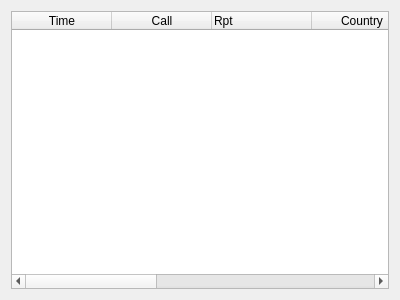
First picture: the form in widgets/pskreporterwidget.ui, repository SpudGunMan/wsjt-z, before the edit.
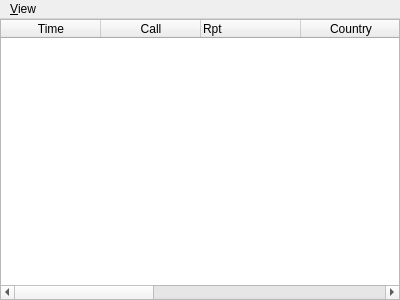
Second picture: the form after the edit.

The edit to the form file:
```diff
--- a/widgets/pskreporterwidget.ui
+++ b/widgets/pskreporterwidget.ui
@@ -13,8 +13,34 @@
   <property name="windowTitle">
    <string>PSKReporter</string>
   </property>
-  <layout class="QGridLayout" name="gridLayout">
-   <item row="0" column="0">
+  <layout class="QVBoxLayout" name="mainLayout">
+   <property name="spacing">
+    <number>0</number>
+   </property>
+   <property name="leftMargin">
+    <number>0</number>
+   </property>
+   <property name="topMargin">
+    <number>0</number>
+   </property>
+   <property name="rightMargin">
+    <number>0</number>
+   </property>
+   <property name="bottomMargin">
+    <number>0</number>
+   </property>
+   <item>
+    <widget class="QMenuBar" name="menuBar">
+     <widget class="QMenu" name="menuView">
+      <property name="title">
+       <string>&amp;View</string>
+      </property>
+      <addaction name="actionRefresh"/>
+     </widget>
+     <addaction name="menuView"/>
+    </widget>
+   </item>
+   <item>
     <widget class="QTableWidget" name="pskTable">
      <property name="styleSheet">
       <string notr="true"/>
```
Left out of the diff: 17 changed lines with no effect on the pictures.
